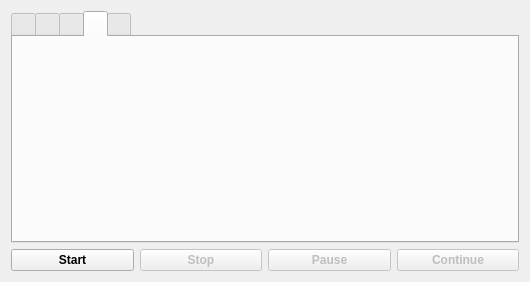
Qt form mainwindow.ui (vkohaupt/vokoscreenNG) before a commit.
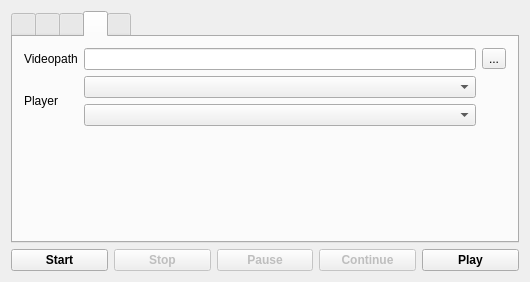
The same form after that commit. The open tabs and pages were chosen to show the change.

The edit to the form file:
```diff
--- a/mainwindow.ui
+++ b/mainwindow.ui
@@ -264,6 +264,66 @@
        <attribute name="title">
         <string notr="true"/>
        </attribute>
+       <layout class="QVBoxLayout" name="verticalLayout_5">
+        <item>
+         <layout class="QGridLayout" name="gridLayoutMisc">
+          <item row="0" column="2">
+           <widget class="QToolButton" name="PushButtonVideoPath">
+            <property name="text">
+             <string notr="true">...</string>
+            </property>
+           </widget>
+          </item>
+          <item row="1" column="0">
+           <widget class="QLabel" name="LabelVideoPlayer">
+            <property name="text">
+             <string>Player</string>
+            </property>
+           </widget>
+          </item>
+          <item row="1" column="1">
+           <layout class="QVBoxLayout" name="verticalLayout_6">
+            <item>
+             <widget class="QComboBox" name="ComboBoxVideoplayer"/>
+            </item>
+            <item>
+             <widget class="QComboBox" name="ComboBoxGIFplayer"/>
+            </item>
+           </layout>
+          </item>
+          <item row="0" column="0">
+           <widget class="QLabel" name="LabelVideoPath">
+            <property name="text">
+             <string>Videopath</string>
+            </property>
+           </widget>
+          </item>
+          <item row="0" column="1">
+           <widget class="QLineEdit" name="lineEditVideoPath">
+            <property name="text">
+             <string notr="true"/>
+            </property>
+            <property name="readOnly">
+             <bool>true</bool>
+            </property>
+           </widget>
+          </item>
+         </layout>
+        </item>
+        <item>
+         <spacer name="verticalSpacer_4">
+          <property name="orientation">
+           <enum>Qt::Vertical</enum>
+          </property>
+          <property name="sizeHint" stdset="0">
+           <size>
+            <width>20</width>
+            <height>40</height>
+           </size>
+          </property>
+         </spacer>
+        </item>
+       </layout>
       </widget>
       <widget class="QWidget" name="tab_2">
        <attribute name="title">
@@ -335,6 +395,19 @@
         </property>
        </widget>
       </item>
+      <item>
+       <widget class="QPushButton" name="pushButtonPlay">
+        <property name="font">
+         <font>
+          <weight>75</weight>
+          <bold>true</bold>
+         </font>
+        </property>
+        <property name="text">
+         <string>Play</string>
+        </property>
+       </widget>
+      </item>
      </layout>
     </item>
    </layout>
```
Left out of the diff: 6 changed lines with no effect on the pictures.
